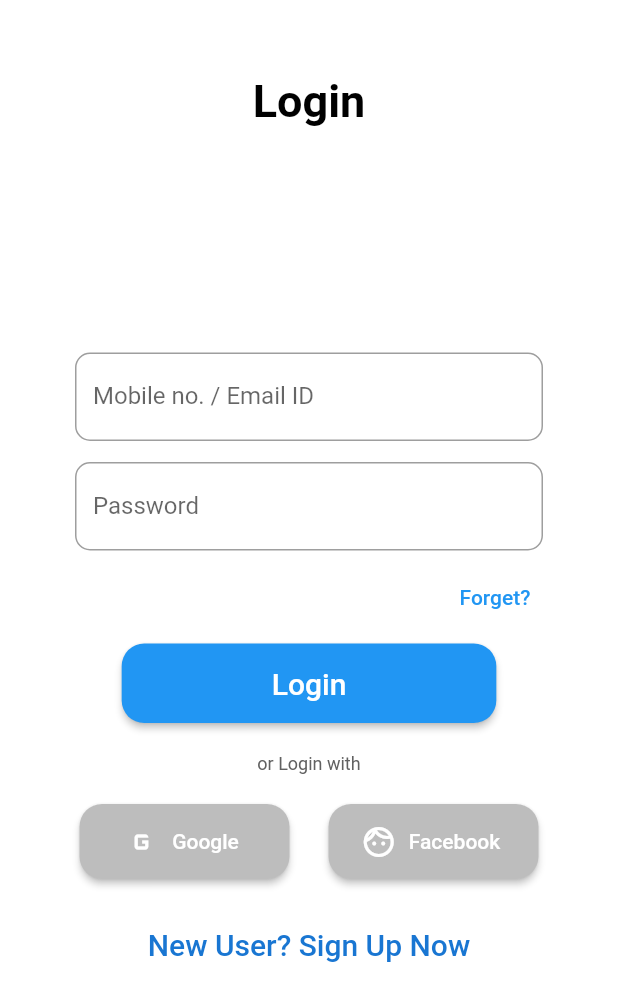
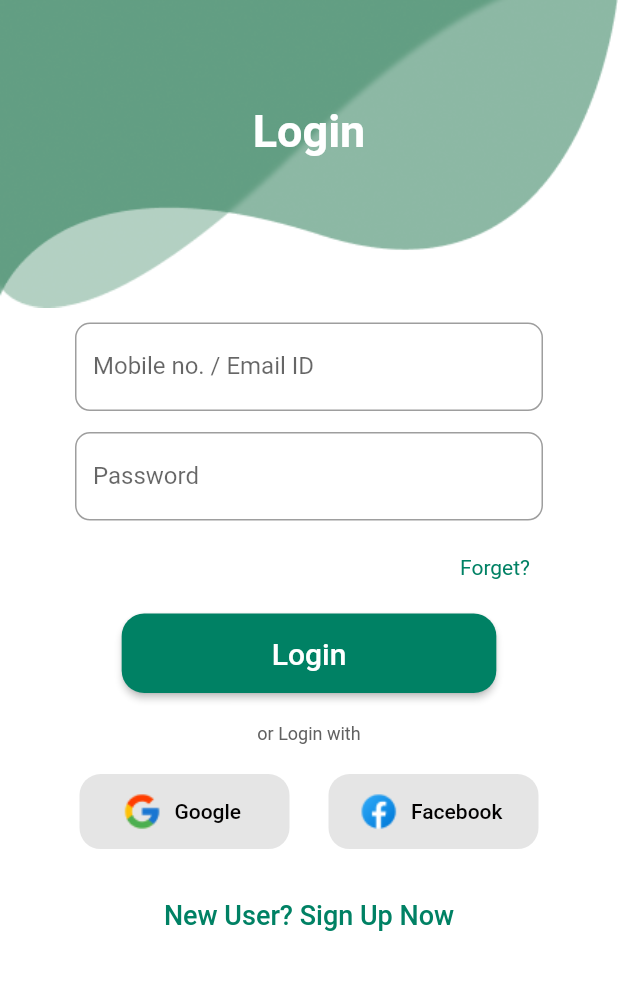
Before and after one commit to betaworkstejastamkar/-ManojAcademy-App, a Flutter app: the screen it shows after launch, after a tap on "Create Account", on a phone screen of 412 x 824 dp. Shown: the top 1001 px of the screen. Run offline on Flutter 3.47's test engine with Material 2 defaults, Android fonts, the phone set to English and light mode, and no system bars; Roboto replaces fonts that are missing (Georgia).

Commit message:
added bg to reigster and login screen

```diff
--- a/lib/main.dart
+++ b/lib/main.dart
@@ -2,5 +2,24 @@ import 'package:flutter/material.dart';
 import 'package:manojacademy/screens/register.dart';
 
 void main() {
-  runApp(const MaterialApp(home: Register()));
+  runApp(MaterialApp(
+      theme: ThemeData(
+        // Define the default brightness and colors.
+        // brightness: Brightness.dark,
+
+        primaryColor: const Color.fromRGBO(0, 129, 100, 1),
+        // primaryColorDark: const Color.fromRGBO(0, 129, 100, 1),
+
+        // Define the default font family.
+        fontFamily: 'Georgia',
+
+        // Define the default `TextTheme`. Use this to specify the default
+        // text styling for headlines, titles, bodies of text, and more.
+        textTheme: const TextTheme(
+          bodyText1:
+              TextStyle(fontSize: 18, color: Color.fromRGBO(0, 129, 100, 1)),
+          bodyText2: TextStyle(color: Color.fromRGBO(0, 129, 100, 1)),
+        ),
+      ),
+      home: const Register()));
 }
--- a/lib/screens/login.dart
+++ b/lib/screens/login.dart
@@ -19,59 +19,72 @@ class _LoginState extends State<Login> {
             child: Column(
               // ignore: prefer_const_literals_to_create_immutables
               children: <Widget>[
-                const SizedBox(
-                  height: 50,
-                ),
-                const Text(
+                Stack(
+                  children: [
+                    Image.asset('assets/RegisterBg.png'),
+                    Center(
+                      child: Container(
+                        padding: const EdgeInsets.symmetric(
+                            horizontal: 0, vertical: 70),
+                        child: const Text(
                           'Login',
                           style: TextStyle(
                               fontSize: 30,
                               fontWeight: FontWeight.w600,
-                      color: Colors.black),
+                              color: Colors.white),
+                        ),
+                      ),
+                    ),
+                  ],
                 ),
                 Padding(
                   padding:
                       const EdgeInsets.symmetric(horizontal: 50, vertical: 10),
+                  child: Expanded(
                     child: Column(
                       children: [
-                      const SizedBox(
-                        height: 140,
-                      ),
-                      TextField(
+                        const TextField(
                           decoration: InputDecoration(
                               border: OutlineInputBorder(
-                                borderSide:
-                                    BorderSide(color: Colors.grey.shade100),
-                                borderRadius: const BorderRadius.all(
-                                    Radius.circular(10))),
+                                  borderSide: BorderSide(
+                                      color: Color.fromRGBO(229, 229, 229, 1)),
+                                  borderRadius:
+                                      BorderRadius.all(Radius.circular(10))),
                               labelText: 'Mobile no. / Email ID',
                               hintText: 'Enter your Mobile no. / Email ID'),
                         ),
                         const SizedBox(
                           height: 14,
                         ),
-                      TextField(
+                        const TextField(
                           decoration: InputDecoration(
                               border: OutlineInputBorder(
-                                borderSide:
-                                    BorderSide(color: Colors.grey.shade100),
-                                borderRadius: const BorderRadius.all(
-                                    Radius.circular(10))),
+                                  borderSide: BorderSide(
+                                      color: Color.fromRGBO(229, 229, 229, 1)),
+                                  borderRadius:
+                                      BorderRadius.all(Radius.circular(10))),
                               labelText: 'Password',
                               hintText: 'Enter Your Password'),
                         ),
                         const SizedBox(
                           height: 7,
                         ),
-                      Row(mainAxisAlignment: MainAxisAlignment.end, children: [
+                        Row(
+                            mainAxisAlignment: MainAxisAlignment.end,
+                            children: [
                               TextButton(
-                            onPressed: () {}, child: const Text('Forget?'))
+                                  onPressed: () {},
+                                  child: Text('Forget?',
+                                      style: Theme.of(context)
+                                          .textTheme
+                                          .bodyText2))
                             ]),
                         const SizedBox(
                           height: 7,
                         ),
                         ElevatedButton(
                           style: ElevatedButton.styleFrom(
+                              primary: Theme.of(context).primaryColor,
                               padding: const EdgeInsets.symmetric(
                                   horizontal: 100, vertical: 15),
                               shape: RoundedRectangleBorder(
@@ -101,18 +114,20 @@ class _LoginState extends State<Login> {
                               height: 50,
                               width: 140,
                               child: ElevatedButton.icon(
-                              icon: const Icon(Icons.g_mobiledata),
+                                icon: Image.asset('icons/googleicon.png'),
                                 style: ElevatedButton.styleFrom(
-                                  primary: Colors.grey.shade400,
-                                  // padding: const EdgeInsets.symmetric(
-                                  //     horizontal: 20, vertical: 15),
+                                    elevation: 0,
+                                    primary:
+                                        const Color.fromRGBO(229, 229, 229, 1),
                                     shape: RoundedRectangleBorder(
-                                    borderRadius: BorderRadius.circular(15.0),
+                                      borderRadius: BorderRadius.circular(14.0),
                                     )),
                                 onPressed: () {},
                                 label: const Text(
                                   'Google',
-                                style: TextStyle(fontSize: 14),
+                                  style: TextStyle(
+                                      fontSize: 14,
+                                      color: Color.fromRGBO(2, 1, 1, 1)),
                                 ),
                               ),
                             ),
@@ -123,18 +138,20 @@ class _LoginState extends State<Login> {
                               height: 50,
                               width: 140,
                               child: ElevatedButton.icon(
-                              icon: const Icon(Icons.face_outlined),
+                                icon: Image.asset('icons/facebookicon.png'),
                                 style: ElevatedButton.styleFrom(
-                                  primary: Colors.grey.shade400,
-                                  // padding: const EdgeInsets.symmetric(
-                                  //     horizontal: 20, vertical: 15),
+                                    elevation: 0,
+                                    primary:
+                                        const Color.fromRGBO(229, 229, 229, 1),
                                     shape: RoundedRectangleBorder(
-                                    borderRadius: BorderRadius.circular(15.0),
+                                      borderRadius: BorderRadius.circular(14.0),
                                     )),
                                 onPressed: () {},
                                 label: const Text(
                                   'Facebook',
-                                style: TextStyle(fontSize: 14),
+                                  style: TextStyle(
+                                      fontSize: 14,
+                                      color: Color.fromRGBO(2, 1, 1, 1)),
                                 ),
                               ),
                             ),
@@ -151,13 +168,11 @@ class _LoginState extends State<Login> {
                                   builder: (context) => const Register()),
                             );
                           },
-                        child: Text(
-                          'New User? Sign Up Now',
-                          style: TextStyle(
-                              fontSize: 20, color: Colors.blue.shade700),
+                          child: Text('New User? Sign Up Now',
+                              style: Theme.of(context).textTheme.bodyText1),
                         ),
-                      )
                       ],
+                    ),
                   ),
                 ),
               ],
--- a/lib/screens/register.dart
+++ b/lib/screens/register.dart
@@ -19,83 +19,94 @@ class _RegisterState extends State<Register> {
             child: Column(
               // ignore: prefer_const_literals_to_create_immutables
               children: <Widget>[
-                const SizedBox(
-                  height: 50,
-                ),
-                const Text(
+                Stack(
+                  children: [
+                    Image.asset('assets/RegisterBg.png'),
+                    Center(
+                      child: Container(
+                        padding: const EdgeInsets.symmetric(
+                            horizontal: 0, vertical: 70),
+                        child: const Text(
                           'Register',
                           style: TextStyle(
                               fontSize: 30,
                               fontWeight: FontWeight.w600,
-                      color: Colors.black),
+                              color: Colors.white),
+                        ),
+                      ),
+                    ),
+                  ],
                 ),
                 Padding(
                     padding: const EdgeInsets.symmetric(
                         horizontal: 50, vertical: 10),
+                    child: Expanded(
                       child: Column(
                         children: [
-                        const SizedBox(
-                          height: 140,
-                        ),
-                        TextField(
+                          const TextField(
                             decoration: InputDecoration(
                                 border: OutlineInputBorder(
-                                  borderSide:
-                                      BorderSide(color: Colors.grey.shade100),
-                                  borderRadius: const BorderRadius.all(
-                                      Radius.circular(10))),
+                                    borderSide: BorderSide(
+                                        color:
+                                            Color.fromARGB(31, 229, 229, 229)),
+                                    borderRadius:
+                                        BorderRadius.all(Radius.circular(10))),
                                 labelText: 'Name',
                                 hintText: 'Enter Your Name'),
                           ),
                           const SizedBox(
                             height: 14,
                           ),
-                        TextField(
+                          const TextField(
                             decoration: InputDecoration(
                                 border: OutlineInputBorder(
-                                  borderSide:
-                                      BorderSide(color: Colors.grey.shade100),
-                                  borderRadius: const BorderRadius.all(
-                                      Radius.circular(10))),
+                                    borderSide: BorderSide(
+                                        color:
+                                            Color.fromRGBO(229, 229, 229, 1)),
+                                    borderRadius:
+                                        BorderRadius.all(Radius.circular(10))),
                                 labelText: 'Mobile no. / Email ID',
                                 hintText: 'Enter your Mobile no. / Email ID'),
                           ),
                           const SizedBox(
                             height: 14,
                           ),
-                        TextField(
+                          const TextField(
                             decoration: InputDecoration(
                                 border: OutlineInputBorder(
-                                  borderSide:
-                                      BorderSide(color: Colors.grey.shade100),
-                                  borderRadius: const BorderRadius.all(
-                                      Radius.circular(10))),
+                                    borderSide: BorderSide(
+                                        color:
+                                            Color.fromRGBO(229, 229, 229, 1)),
+                                    borderRadius:
+                                        BorderRadius.all(Radius.circular(10))),
                                 labelText: 'Course',
                                 hintText: 'Enter Your Course'),
                           ),
                           const SizedBox(
                             height: 14,
                           ),
-                        TextField(
+                          const TextField(
                             decoration: InputDecoration(
                                 border: OutlineInputBorder(
-                                  borderSide:
-                                      BorderSide(color: Colors.grey.shade100),
-                                  borderRadius: const BorderRadius.all(
-                                      Radius.circular(10))),
+                                    borderSide: BorderSide(
+                                        color:
+                                            Color.fromRGBO(229, 229, 229, 1)),
+                                    borderRadius:
+                                        BorderRadius.all(Radius.circular(10))),
                                 labelText: 'Password',
                                 hintText: 'Set Your Password'),
                           ),
                           const SizedBox(
                             height: 14,
                           ),
-                        TextField(
+                          const TextField(
                             decoration: InputDecoration(
                                 border: OutlineInputBorder(
-                                  borderSide:
-                                      BorderSide(color: Colors.grey.shade100),
-                                  borderRadius: const BorderRadius.all(
-                                      Radius.circular(10))),
+                                    borderSide: BorderSide(
+                                        color:
+                                            Color.fromRGBO(229, 229, 229, 1)),
+                                    borderRadius:
+                                        BorderRadius.all(Radius.circular(10))),
                                 labelText: 'Confirm Password',
                                 hintText: 'Re-Enter Your Password'),
                           ),
@@ -104,6 +115,7 @@ class _RegisterState extends State<Register> {
                           ),
                           ElevatedButton(
                               style: ElevatedButton.styleFrom(
+                                  primary: Theme.of(context).primaryColor,
                                   padding: const EdgeInsets.symmetric(
                                       horizontal: 80, vertical: 15),
                                   shape: RoundedRectangleBorder(
@@ -121,6 +133,7 @@ class _RegisterState extends State<Register> {
                                 style: TextStyle(fontSize: 20),
                               ))
                         ],
+                      ),
                     )),
               ],
             ),
```
Also changed, not shown: pubspec.yaml (+4 -5 lines), assets/RegisterBg.png (added), assets/RegisterBg1.png (added), icons/facebookicon.png (added), icons/googleicon.png (added). Lines whose indentation alone changed are shown as unchanged.
